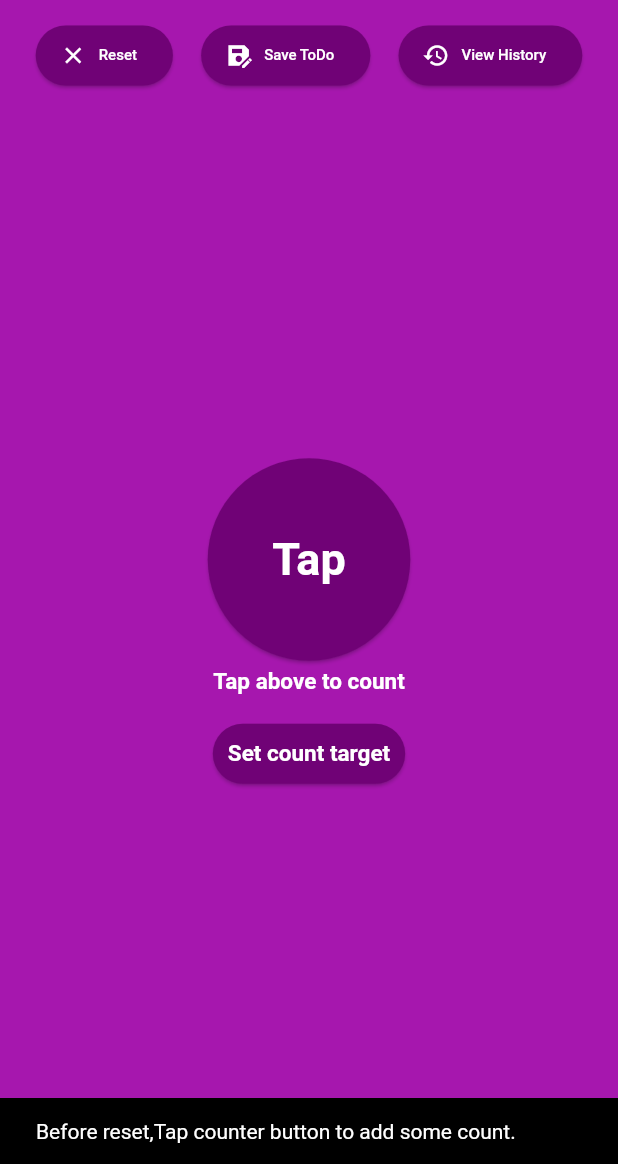
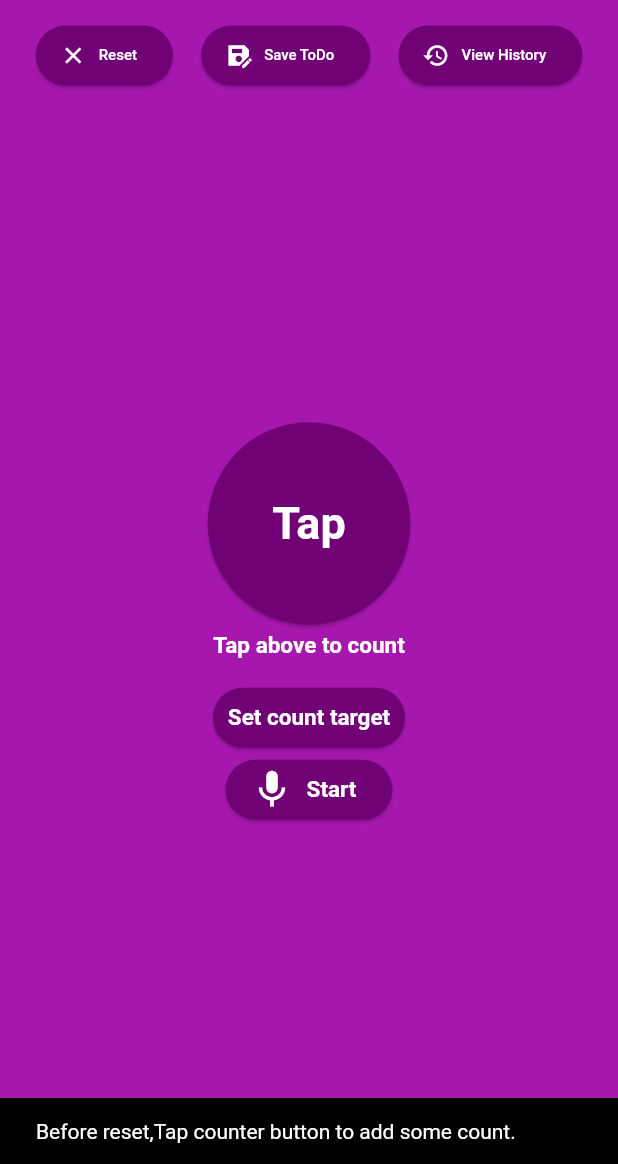
Before and after one commit to SreedharLakshman2/count_mantras, a Flutter app: the screen it shows after launch, after a tap on "Reset", on a phone screen of 412 x 824 dp, the part 72-1236 px from its top. Run offline on Flutter 3.47's test engine with Material 2 defaults, Android fonts, the phone set to English and light mode, and no system bars; our stand-ins replace assets_audio_player, google_mobile_ads, hive, hive_flutter, permission_handler, vibration; missing offline and left inert: flutter_sound; accounts and stored records are empty; network calls fail.

Commit message:
Updated audio player for android.

```diff
--- /dev/null
+++ b/lib/api/sound_recorder.dart
@@ -0,0 +1,46 @@
+import 'package:flutter/material.dart';
+import 'package:flutter_sound/flutter_sound.dart';
+import 'package:permission_handler/permission_handler.dart';
+
+final pathToSaveAudio = 'audio_example.acc';
+
+class SoundRecorder {
+  FlutterSoundRecorder? _audioRecorder;
+  bool _isRecorderInitialised = false;
+
+  bool get isRecording => _audioRecorder!.isRecording;
+
+  Future init() async {
+    _audioRecorder = FlutterSoundRecorder();
+
+    final status = await Permission.microphone.request();
+    if (status != PermissionStatus.granted) {
+      throw RecordingPermissionException('Microphone permission denied.');
+    }
+
+    await _audioRecorder!.openRecorder();
+    _isRecorderInitialised = true;
+  }
+
+  void dispose() {
+    _audioRecorder!.closeRecorder();
+    _audioRecorder = null;
+    _isRecorderInitialised = false;
+  }
+
+  Future _record() async {
+    await _audioRecorder!.startRecorder(toFile: pathToSaveAudio);
+  }
+
+  Future _stop() async {
+    await _audioRecorder!.stopRecorder();
+  }
+
+  Future toggleRecording() async {
+    if (_audioRecorder!.isStopped) {
+      await _record();
+    } else {
+      await _stop();
+    }
+  }
+}
--- /dev/null
+++ b/lib/audio_recorder.dart
@@ -0,0 +1,57 @@
+import 'package:count_mantras/api/sound_recorder.dart';
+import 'package:flutter/cupertino.dart';
+import 'package:flutter/material.dart';
+import 'package:flutter_sound/flutter_sound.dart';
+
+class AudioRecorder extends StatefulWidget {
+  @override
+  State<StatefulWidget> createState() {
+    // TODO: implement createState
+    return AudioRecorderState();
+  }
+}
+
+class AudioRecorderState extends State<AudioRecorder> {
+  final recorder = SoundRecorder();
+
+  @override
+  void initState() {
+    // TODO: implement initState
+    recorder.init();
+    super.initState();
+  }
+
+  @override
+  void dispose() {
+    // TODO: implement dispose
+    recorder.dispose();
+
+    super.dispose();
+  }
+
+  Widget build(context) {
+    var isRecording = recorder.isRecording;
+    final icon = isRecording ? Icons.stop : Icons.mic;
+    final text = isRecording ? 'Stop' : 'Start';
+    return ElevatedButton.icon(
+      onPressed: () async {
+        setState(() async {
+          isRecording = await recorder.toggleRecording();
+        });
+      },
+      icon: Icon(
+        icon,
+        size: 30,
+        color: Colors.white,
+      ), //icon data for elevated button
+      label: Text(
+        text,
+        style: TextStyle(
+          fontSize: 15,
+          fontWeight: FontWeight.bold,
+        ),
+        maxLines: 1,
+      ), //label text
+    );
+  }
+}
--- a/lib/counter_view.dart
+++ b/lib/counter_view.dart
@@ -1,3 +1,5 @@
+import 'package:assets_audio_player/assets_audio_player.dart';
+import 'package:count_mantras/audio_recorder.dart';
 import 'package:count_mantras/count_info_model.dart';
 import 'package:count_mantras/history_list.dart';
 import 'package:flutter/cupertino.dart';
@@ -10,15 +12,17 @@ import 'package:google_mobile_ads/google_mobile_ads.dart';
 import 'package:hive/hive.dart';
 
 import 'boxes.dart';
+import 'package:flutter_sound/flutter_sound.dart';
+import 'dart:async';
 
 class CounterViewWithTap extends StatefulWidget {
   const CounterViewWithTap({super.key});
 
   @override
-  State<CounterViewWithTap> createState() => CounterViewWithTapState();
+  State<CounterViewWithTap> createState() => _CounterViewWithTapState();
 }
 
-class CounterViewWithTapState extends State<CounterViewWithTap> {
+class _CounterViewWithTapState extends State<CounterViewWithTap> {
   int count = 0;
   int targetCount = 0;
   late TextEditingController controler;
@@ -32,7 +36,6 @@ class CounterViewWithTapState extends State<CounterViewWithTap> {
     super.initState();
     controler = TextEditingController();
     saveCountInfoTitlecontroler = TextEditingController();
-
     // TODO: Load a banner ad
     BannerAd(
       adUnitId: AdHelper.bannerAdUnitId,
@@ -400,6 +403,9 @@ class CounterViewWithTapState extends State<CounterViewWithTap> {
             const SizedBox(
               height: 15,
             ),
+            Row(
+              mainAxisAlignment: MainAxisAlignment.spaceEvenly,
+              children: [
                 ElevatedButton(
                   onPressed: () async {
                     final count = await openDialogForSetTarget();
@@ -417,15 +423,38 @@ class CounterViewWithTapState extends State<CounterViewWithTap> {
                     targetCount == 0
                         ? 'Set count target'
                         : 'Count target is $targetCount',
-                style:
-                    const TextStyle(fontSize: 15, fontWeight: FontWeight.bold),
+                    style: const TextStyle(
+                        fontSize: 15, fontWeight: FontWeight.bold),
                     maxLines: 2,
                   ),
                 ),
+              ],
+            ),
+            //Audio recording button Action
+            AudioRecorder(),
             const Spacer(),
           ],
         ),
       ),
     );
   }
+
+  ElevatedButton buildElevatedButton(IconData icon, Function f) {
+    return ElevatedButton.icon(
+      onPressed: f(),
+      icon: Icon(
+        icon,
+        size: 30,
+        color: Colors.white,
+      ), //icon data for elevated button
+      label: Text(
+        "Audio recorder",
+        style: TextStyle(
+          fontSize: 15,
+          fontWeight: FontWeight.bold,
+        ),
+        maxLines: 1,
+      ), //label text
+    );
   }
+}
--- a/pubspec.yaml
+++ b/pubspec.yaml
@@ -41,6 +41,10 @@ dependencies:
   # The following adds the Cupertino Icons font to your application.
   # Use with the CupertinoIcons class for iOS style icons.
   cupertino_icons: ^1.0.2
+  flutter_sound: ^9.2.13
+  path: ^1.8.0
+  assets_audio_player: ^3.0.6
+  permission_handler: ^10.2.0
 
 dev_dependencies:
   flutter_test:
```
Also changed, not shown: lib/api/sound_player.dart (added), pubspec.lock, 6 other files. Lines whose indentation alone changed are shown as unchanged.
